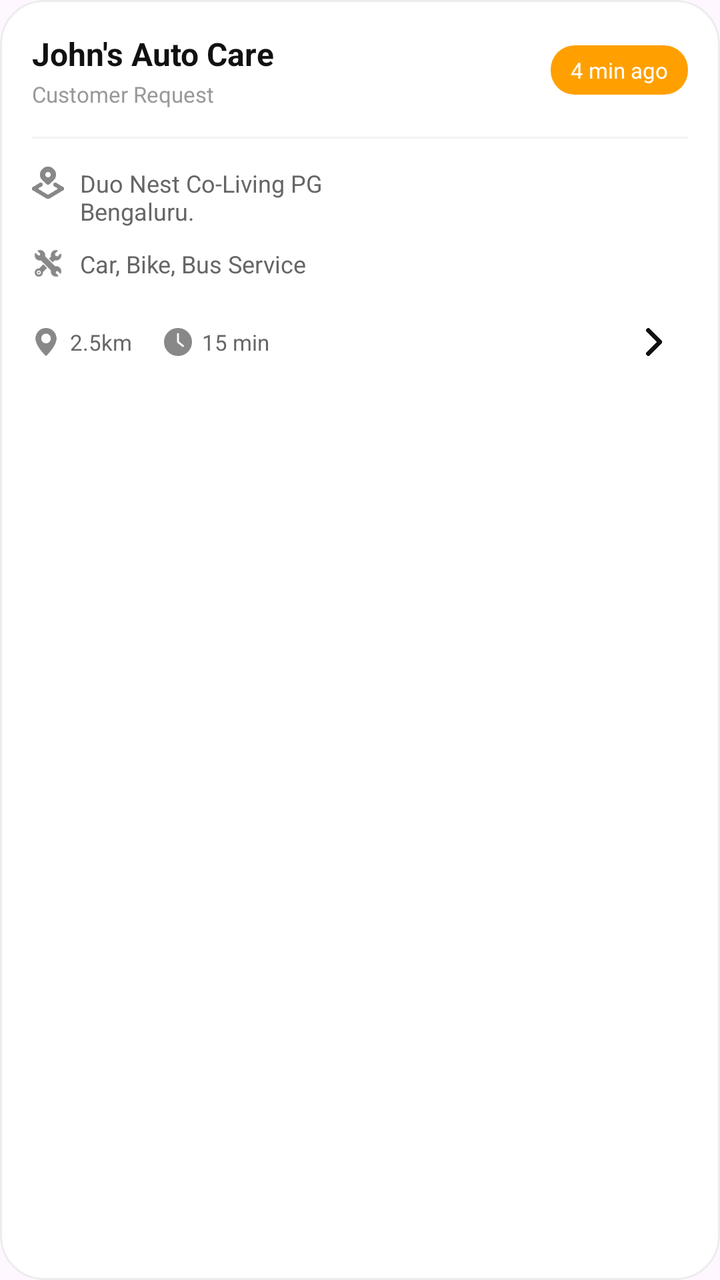
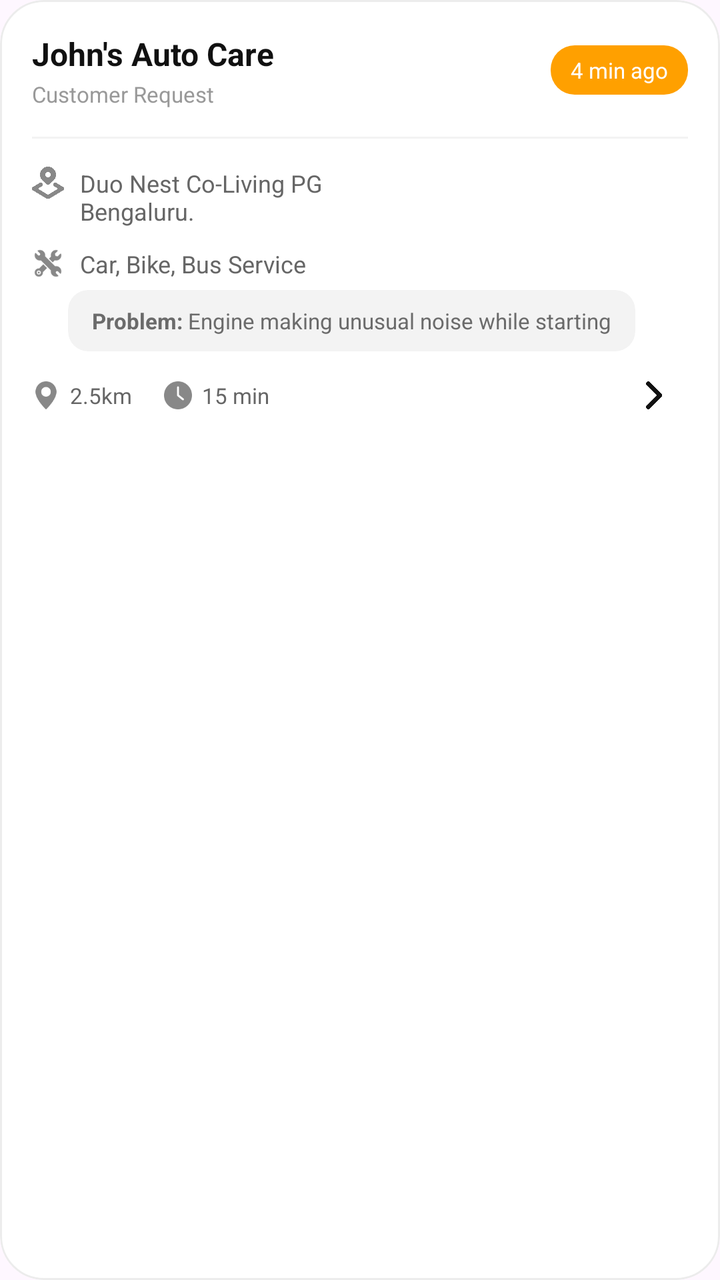

Screens rendered from an Android XML layout before and after an edit, with the pre-edit source and the edit as a unified diff.
<!-- AndroidManifest.xml: application theme Theme.TregoApp -->
<!-- res/layout/active_service_request_layout.xml -->
<?xml version="1.0" encoding="utf-8"?>
<com.google.android.material.card.MaterialCardView xmlns:android="http://schemas.android.com/apk/res/android"
    xmlns:app="http://schemas.android.com/apk/res-auto"
    android:layout_width="match_parent"
    android:layout_height="wrap_content"
    android:layout_marginHorizontal="10dp"
    android:layout_marginVertical="6dp"
    app:cardBackgroundColor="#FFFFFF"
    app:cardCornerRadius="22dp"
    app:strokeColor="#ECECEC"
    app:strokeWidth="1dp"
    app:cardElevation="0dp">

    <LinearLayout
        android:id="@+id/cardClick"
        android:layout_width="match_parent"
        android:layout_height="wrap_content"
        android:orientation="vertical"
        android:padding="16dp">

        
        <LinearLayout
            android:layout_width="match_parent"
            android:layout_height="wrap_content"
            android:gravity="center_vertical">

            <LinearLayout
                android:layout_width="0dp"
                android:layout_height="wrap_content"
                android:layout_weight="1"
                android:orientation="vertical">

                <TextView
                    android:id="@+id/tvCustomerName"
                    android:layout_width="wrap_content"
                    android:layout_height="wrap_content"
                    android:text="John's Auto Care"
                    android:textColor="#111111"
                    android:textSize="16sp"
                    android:textStyle="bold"
                    android:maxLines="1"
                    android:ellipsize="end" />

                <TextView
                    android:text="Customer Request"
                    android:layout_width="wrap_content"
                    android:layout_height="wrap_content"
                    android:textSize="11sp"
                    android:textColor="#999999"
                    android:layout_marginTop="2dp" />

            </LinearLayout>

            <TextView
                android:id="@+id/tvCreatedAt"
                android:layout_width="wrap_content"
                android:layout_height="wrap_content"
                android:text="4 min ago"
                android:textColor="@color/white"
                android:textSize="11sp"
                android:paddingHorizontal="10dp"
                android:paddingVertical="5dp"
                android:background="@drawable/status_pending_bg" />

        </LinearLayout>

        
        <View
            android:layout_width="match_parent"
            android:layout_height="1dp"
            android:layout_marginTop="14dp"
            android:layout_marginBottom="14dp"
            android:background="#F3F3F3" />

        
        <LinearLayout
            android:layout_width="match_parent"
            android:layout_height="wrap_content"
            android:gravity="top"
            android:layout_marginBottom="10dp">

            <ImageView
                android:layout_width="16dp"
                android:layout_height="16dp"
                android:layout_marginEnd="8dp"
                android:src="@drawable/address"
                app:tint="#888888" />

            <TextView
                android:id="@+id/tvCustomerAddress"
                android:layout_width="0dp"
                android:layout_height="wrap_content"
                android:layout_weight="1"
                android:text="@string/sampleAddress"
                android:textColor="#666666"
                android:textSize="12sp"
                android:maxLines="2"
                android:ellipsize="end" />

        </LinearLayout>

        
        <LinearLayout
            android:layout_width="match_parent"
            android:layout_height="wrap_content"
            android:gravity="center_vertical"
            android:layout_marginBottom="14dp">

            <ImageView
                android:layout_width="16dp"
                android:layout_height="16dp"
                android:layout_marginEnd="8dp"
                android:src="@drawable/mechanics"
                app:tint="#888888" />

            <TextView
                android:id="@+id/tvService"
                android:layout_width="0dp"
                android:layout_height="wrap_content"
                android:layout_weight="1"
                android:text="@string/sampleService"
                android:textColor="#666666"
                android:textSize="12sp"
                android:maxLines="1"
                android:ellipsize="end" />

        </LinearLayout>

        
        <LinearLayout
            android:layout_width="match_parent"
            android:layout_height="wrap_content"
            android:gravity="center_vertical">

            
            <LinearLayout
                android:layout_width="wrap_content"
                android:layout_height="wrap_content"
                android:gravity="center_vertical"
                android:layout_marginEnd="16dp">

                <ImageView
                    android:layout_width="14dp"
                    android:layout_height="14dp"
                    android:src="@drawable/pin"
                    app:tint="#888888" />

                <TextView
                    android:id="@+id/tvTotalDistance"
                    android:layout_width="wrap_content"
                    android:layout_height="wrap_content"
                    android:text="@string/sampleKilometer"
                    android:textColor="#666666"
                    android:textSize="11sp"
                    android:layout_marginStart="5dp" />

            </LinearLayout>

            
            <LinearLayout
                android:layout_width="wrap_content"
                android:layout_height="wrap_content"
                android:gravity="center_vertical">

                <ImageView
                    android:layout_width="14dp"
                    android:layout_height="14dp"
                    android:src="@drawable/time"
                    app:tint="#888888" />

                <TextView
                    android:id="@+id/tvTotalDuration"
                    android:layout_width="wrap_content"
                    android:layout_height="wrap_content"
                    android:text="@string/sampleMinutes"
                    android:textColor="#666666"
                    android:textSize="11sp"
                    android:layout_marginStart="5dp" />

            </LinearLayout>

            <View
                android:layout_width="0dp"
                android:layout_height="0dp"
                android:layout_weight="1" />

            
            <ImageView
                android:layout_width="34dp"
                android:layout_height="34dp"
                android:padding="10dp"
                android:src="@drawable/right_arrow"
                app:tint="#111111" />

        </LinearLayout>

    </LinearLayout>

</com.google.android.material.card.MaterialCardView>
<!-- resources referenced by this layout -->
<resources>
  <color name="white">#FFFFFFFF</color>
  <!-- drawable address: png bitmap (drawable, 20787 bytes) -->
  <!-- drawable mechanics: png bitmap (drawable, 2380 bytes) -->
  <!-- drawable pin: png bitmap (drawable, 1897 bytes) -->
  <!-- drawable right_arrow: png bitmap (drawable, 7203 bytes) -->
  <!-- drawable status_pending_bg (drawable) -->
  <?xml version="1.0" encoding="utf-8"?>
  <shape xmlns:android="http://schemas.android.com/apk/res/android">
      <solid android:color="#FFA000" />
      <corners android:radius="12dp" />
  </shape>
  <!-- drawable time: png bitmap (drawable, 1761 bytes) -->
  <string name="sampleAddress">Duo Nest Co-Living PG\nBengaluru.</string>
  <string name="sampleKilometer">2.5km</string>
  <string name="sampleMinutes">15 min</string>
  <string name="sampleService">Car, Bike, Bus Service</string>
  <style name="Theme.TregoApp" parent="Base.Theme.TregoApp" />
  <style name="Base.Theme.TregoApp" parent="Theme.Material3.DayNight.NoActionBar">
          <item name="colorPrimary">@color/primary_color</item>
          <item name="android:statusBarColor">@color/secondary_color</item>
          <item name="android:windowLightStatusBar">true</item>
      </style>
  <color name="primary_color">#FFE429</color>
  <color name="secondary_color">#FFFFFFFF</color>
</resources>

<!-- the commit's change to res/layout/active_service_request_layout.xml (unified diff, before → after) -->
@@ -104,7 +104,7 @@
             android:layout_width="match_parent"
             android:layout_height="wrap_content"
             android:gravity="center_vertical"
-            android:layout_marginBottom="14dp">
+            android:layout_marginBottom="5dp">
 
             <ImageView
                 android:layout_width="16dp"
@@ -125,6 +125,47 @@
                 android:ellipsize="end" />
 
         </LinearLayout>
+
+        
+        <com.google.android.material.card.MaterialCardView
+            android:layout_width="wrap_content"
+            android:layout_height="wrap_content"
+            android:layout_marginHorizontal="18dp"
+            android:layout_marginBottom="5dp"
+            app:cardCornerRadius="10dp"
+            app:cardElevation="0dp"
+            app:strokeWidth="0dp"
+            app:cardBackgroundColor="#F3F3F3">
+
+            <LinearLayout
+                android:layout_width="match_parent"
+                android:layout_height="wrap_content"
+                android:paddingVertical="8dp"
+                android:paddingHorizontal="12dp">
+
+                <TextView
+                    android:layout_width="wrap_content"
+                    android:layout_height="wrap_content"
+                    android:text="Problem: "
+                    android:textColor="#6B6B6B"
+                    android:textSize="11sp"
+                    android:textStyle="bold"
+                    android:maxLines="3"
+                    android:lineSpacingExtra="1dp"/>
+
+                <TextView
+                    android:id="@+id/tvProblemDescription"
+                    android:layout_width="wrap_content"
+                    android:layout_height="wrap_content"
+                    android:text="Engine making unusual noise while starting"
+                    android:textColor="#6B6B6B"
+                    android:textSize="11sp"
+                    android:maxLines="3"
+                    android:lineSpacingExtra="1dp"/>
+            </LinearLayout>
+
+        </com.google.android.material.card.MaterialCardView>
+
 
         
         <LinearLayout
